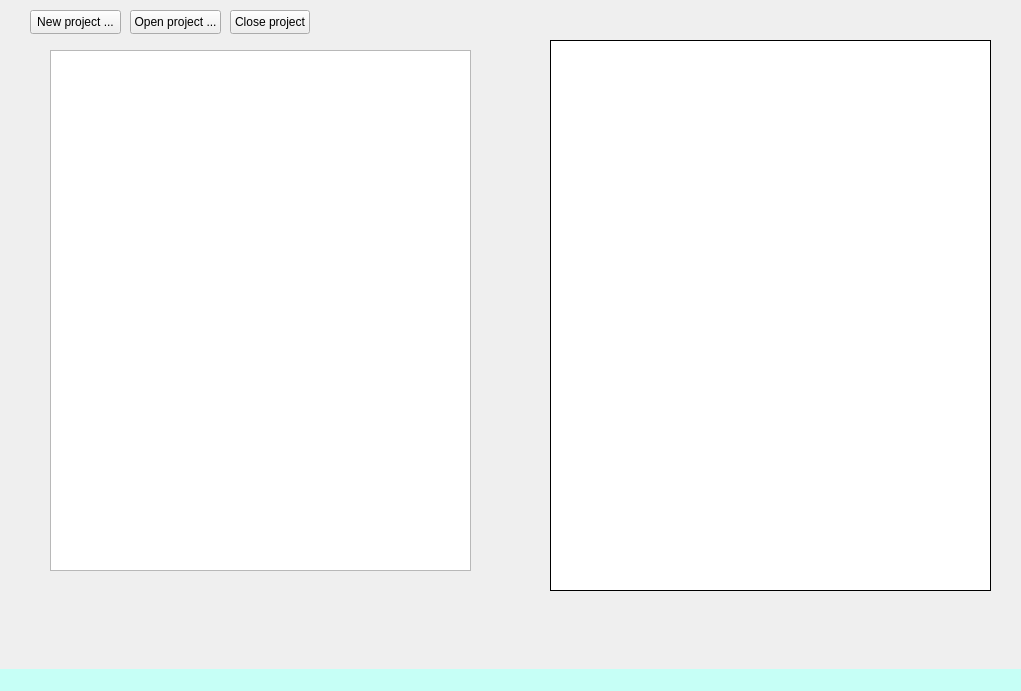
Before: the Qt Designer form figurer-project/mainwindow.ui in zeeshahmad/figurer, drawn with Qt 5.
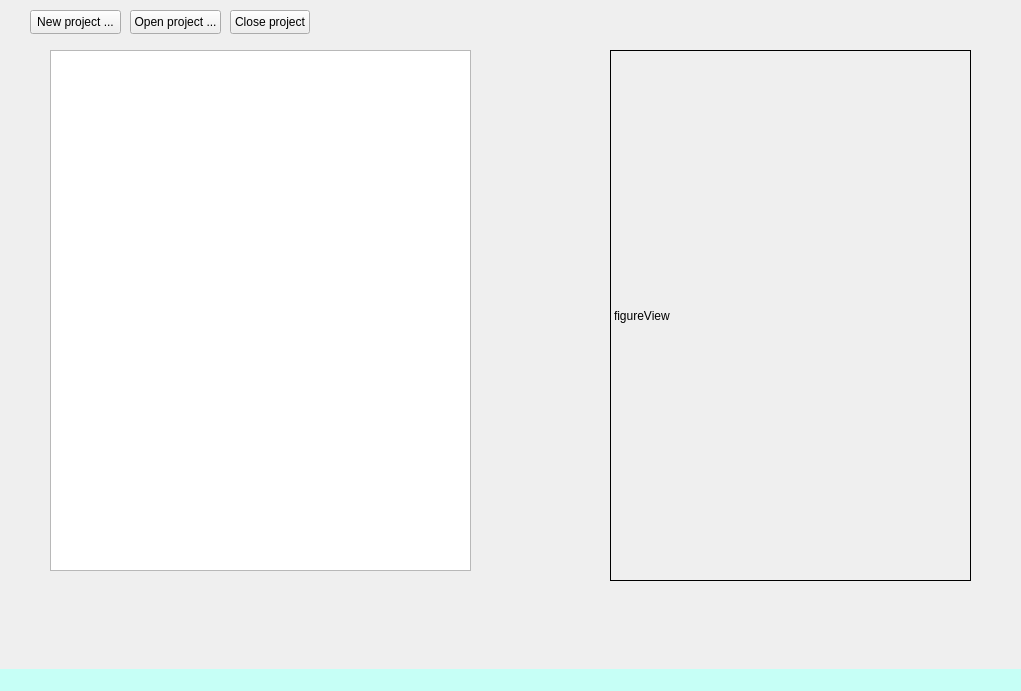
After: the same form once the commit is applied. Custom widgets are drawn as their Qt base class.

The edit to the form file:
```diff
--- a/figurer-project/mainwindow.ui
+++ b/figurer-project/mainwindow.ui
@@ -20,25 +20,6 @@
    <string>0</string>
   </property>
   <widget class="QWidget" name="centralwidget">
-   <widget class="FigureView" name="graphicsView">
-    <property name="enabled">
-     <bool>true</bool>
-    </property>
-    <property name="geometry">
-     <rect>
-      <x>550</x>
-      <y>40</y>
-      <width>441</width>
-      <height>551</height>
-     </rect>
-    </property>
-    <property name="frameShape">
-     <enum>QFrame::Box</enum>
-    </property>
-    <property name="frameShadow">
-     <enum>QFrame::Plain</enum>
-    </property>
-   </widget>
    <widget class="CodeEditor" name="codeEditor">
     <property name="geometry">
      <rect>
@@ -97,6 +78,22 @@
      <string>Close project</string>
     </property>
    </widget>
+   <widget class="FigureView" name="figureView">
+    <property name="geometry">
+     <rect>
+      <x>610</x>
+      <y>50</y>
+      <width>361</width>
+      <height>531</height>
+     </rect>
+    </property>
+    <property name="frameShape">
+     <enum>QFrame::Panel</enum>
+    </property>
+    <property name="text">
+     <string>figureView</string>
+    </property>
+   </widget>
   </widget>
   <widget class="QMenuBar" name="menubar">
    <property name="geometry">
@@ -128,8 +125,8 @@
   </customwidget>
   <customwidget>
    <class>FigureView</class>
-   <extends>QGraphicsView</extends>
-   <header location="global">figureview.h</header>
+   <extends>QLabel</extends>
+   <header>figureview.h</header>
   </customwidget>
  </customwidgets>
  <resources/>
```
